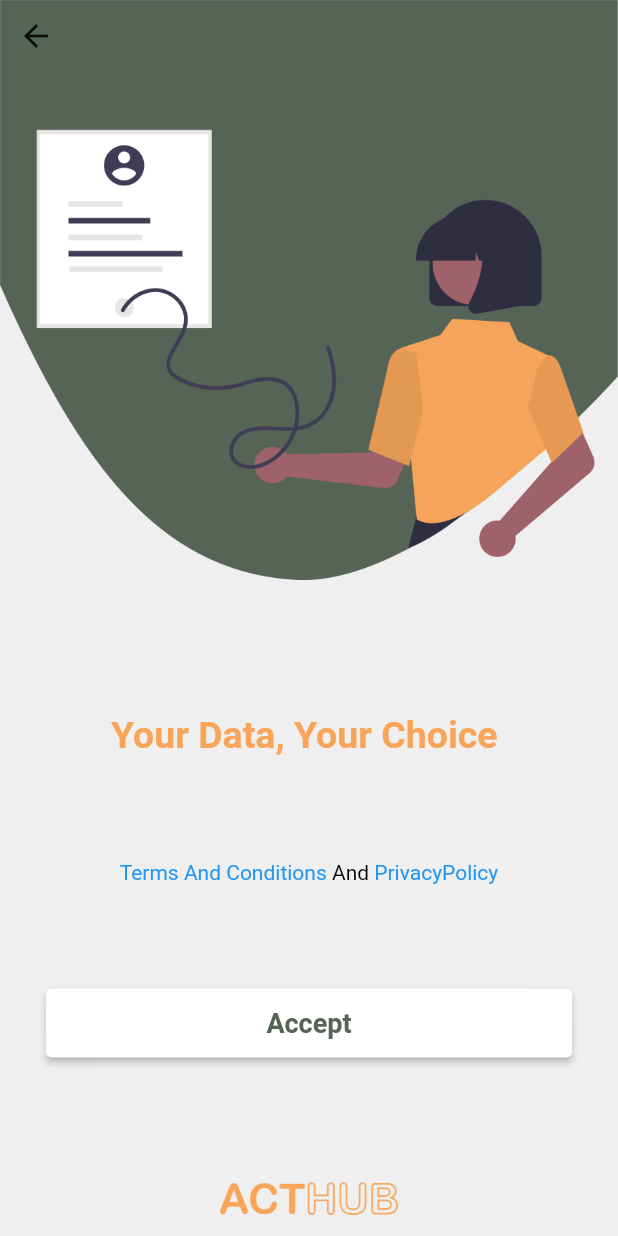
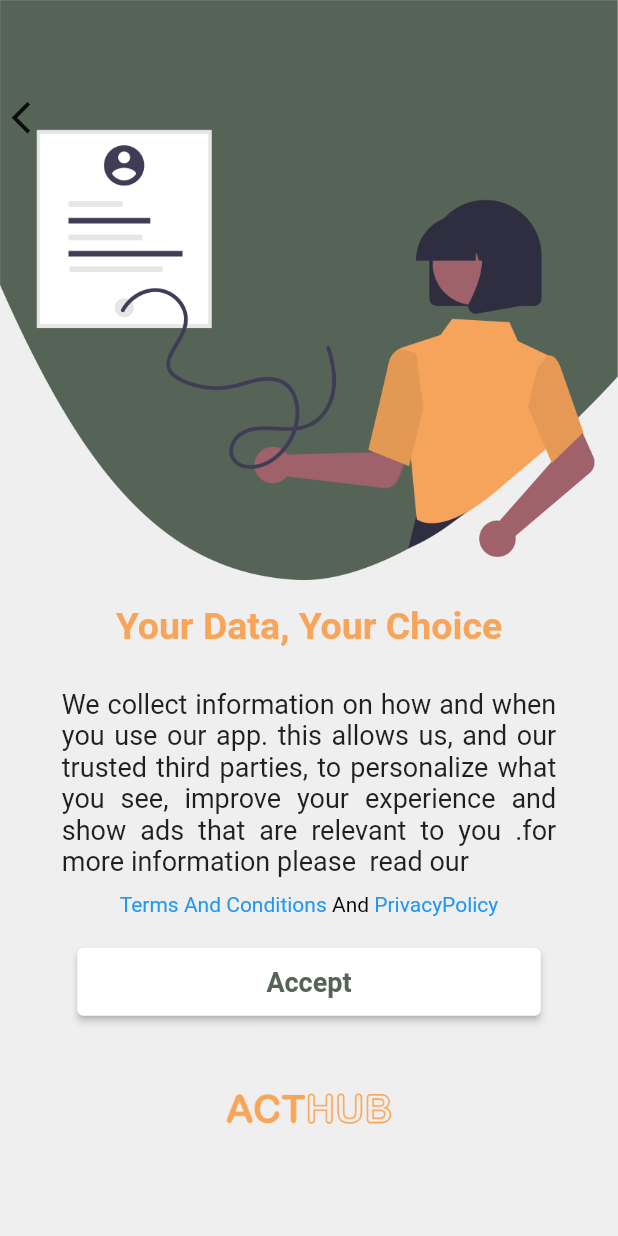
Before and after one commit to Saleh-h-m-abbas/acthub, a Flutter app: the YourData screen opened by its route, on a phone screen of 412 x 824 dp. Run offline on Flutter 3.47's test engine with Material 2 defaults, Android fonts, the phone set to English and light mode, and no system bars; drawn by our look-alikes of auto_size_text; our stand-ins replace carousel_slider, custom_navigation_bar, flutter_local_notifications, flutter_signin_button, flutter_svg, geolocator and 4 more; missing offline and left inert: geocoder; accounts and stored records are empty; project files that could hold a hidden picture were left out.

```diff
--- a/lib/Screens/YourData.dart
+++ b/lib/Screens/YourData.dart
@@ -1,6 +1,8 @@
+import 'package:acthub/Classes/Palette.dart';
 import 'package:acthub/Screens/PrivacyPolicy.dart';
 import 'package:acthub/Screens/SignIn.dart';
 import 'package:acthub/Screens/TermsAndConditions.dart';
+import 'package:auto_size_text/auto_size_text.dart';
 import 'package:flutter/gestures.dart';
 import 'package:flutter/material.dart';
 import 'package:shared_preferences/shared_preferences.dart';
@@ -13,7 +15,7 @@ class YourData extends StatefulWidget {
 }
 
 class _YourDataState extends State<YourData> {
-  String Gettext = 'Data Text '; //to get Data Text from firebase
+  String Gettext = 'We collect information on how and when you use our app. this allows us, and our trusted third parties, to personalize what you see, improve your experience and  show ads that are relevant to you .for more information please  read our'; //to get Data Text from firebase
   Future<SharedPreferences> _prefs = SharedPreferences.getInstance();
 
   @override
@@ -21,31 +23,60 @@ class _YourDataState extends State<YourData> {
     return Scaffold(
       backgroundColor: Color(0xffEFEFEF),
       body: Column(
-        mainAxisAlignment: MainAxisAlignment.spaceBetween,
         children: [
           Stack(
             children: [
               Image.asset(
                 'Images/YourData.png',
-                fit: BoxFit.scaleDown,
+                fit: BoxFit.fitWidth,
               ),
-              SafeArea(
+              Positioned(
+                top:MediaQuery.of(context).size.height*0.07,
+                child: Container(
+                  height: MediaQuery.of(context).size.width*0.1,
+                  width:MediaQuery.of(context).size.width*0.1,
+
+                  child: FittedBox(
+                    fit: BoxFit.fill,
                     child: IconButton(
-                  icon: Icon(Icons.arrow_back),
-                  //onPressed:() => Navigator.pop(context, false),
+                      icon: Icon(Icons.arrow_back_ios,size: 30,),
                       onPressed: () => Navigator.pop(context),
+
+                    ),
+                  ),
                 ),
               ),
             ],
           ),
           Padding(
-            padding: EdgeInsets.only(top: 20),
-            child: Text(
-              'Your Data, Your Choice ',
+            padding: EdgeInsets.symmetric(horizontal: MediaQuery.of(context).size.width*0.15,
+                vertical: MediaQuery.of(context).size.height*0.02),
+            child: Expanded(
+              child: Container(
+                child: AutoSizeText(
+                  'Your Data, Your Choice',
+                  maxFontSize: 25,
+                  minFontSize: 18,
+                  textAlign: TextAlign.justify,
                   style: TextStyle(
-                  color: Color(0xffF9A559),
+                      color: Palette.lightOrange,
                       fontSize: 25,
                       fontWeight: FontWeight.bold),
+                ),
+              ),
+            ),
+          ),
+          Container(
+            padding: EdgeInsets.symmetric(vertical:MediaQuery.of(context).size.height*0.0125,
+                horizontal: MediaQuery.of(context).size.width*0.1 ),
+            child: SingleChildScrollView(
+              child: AutoSizeText(
+                Gettext,
+                minFontSize: 18,
+                maxFontSize: 25,
+                textAlign: TextAlign.justify,
+                style: TextStyle(wordSpacing: 0.1),
+              ),
             ),
           ),
           Center(
@@ -82,18 +113,18 @@ class _YourDataState extends State<YourData> {
               ),
             ),
           ),
-          Column(
-            children: [
-              Container(
-                width: 351,
-                height: 46,
+          Padding(
+            padding:  EdgeInsets.only(top: MediaQuery.of(context).size.height*0.025,bottom: MediaQuery.of(context).size.height*0.05),
+            child: Container(
+              width: MediaQuery.of(context).size.width*0.75,
+              height: MediaQuery.of(context).size.height*0.055,
               child: ElevatedButton(
                   child: Padding(
-                      padding: const EdgeInsets.all(8.0),
+                    padding:  EdgeInsets.all(8),
                     child: Text('Accept',
                         style: TextStyle(
                           fontSize: 18,
-                            color: Color(0xff566357),
+                          color: Palette.actHubGreen,
                           fontWeight: FontWeight.bold,
                         )),
                   ),
@@ -107,14 +138,13 @@ class _YourDataState extends State<YourData> {
                     // foreground
                   )),
             ),
-            ],
           ),
           SafeArea(
             child: Container(
-                height: 50,
-                width: 130,
+                height: MediaQuery.of(context).size.height*0.05,
+                width: MediaQuery.of(context).size.width*0.3,
                 child: Image.asset('Images/ActHubOLogo.png')),
-          )
+          ),
         ],
       ),
     );
--- a/lib/main.dart
+++ b/lib/main.dart
@@ -31,7 +31,7 @@ class MyApp extends StatelessWidget {
   Widget build(BuildContext context) {
     return MaterialApp(
       debugShowCheckedModeBanner: false,
-      initialRoute: LandingPage.id,
+      initialRoute: YourData.id,
       routes: {
         LandingPage.id: (context) => LandingPage(),
         EnableLocation.id: (context) => EnableLocation(),
```
Also changed, not shown: lib/Screens/EnableLocation.dart (+19 -7 lines), lib/Screens/PrivacyPolicy.dart (+42 -24 lines). Lines whose indentation alone changed are shown as unchanged.
